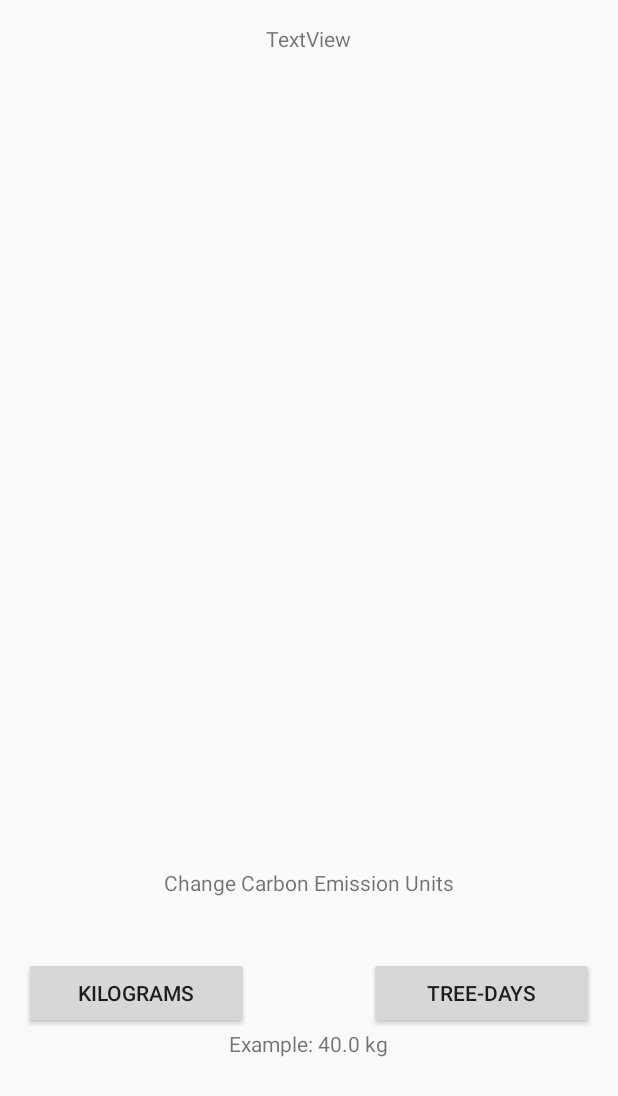
After one commit to Skxpath/Carbon-Tracker, an Android app: the SettingsActivity screen opened directly, with no data from a screen before it, on a phone screen of 412 x 824 dp. The commit adds this screen. Shown: the top 1096 px of the screen. Run offline under Robolectric (Android 15) with nearby library versions, the phone set to English and light mode, and no system bars.

Commit message:
Unit conversion works on single day so far

```diff
--- a/app/src/main/AndroidManifest.xml
+++ b/app/src/main/AndroidManifest.xml
@@ -80,6 +80,7 @@
         <activity
             android:name=".UI.AddUtilityBillPart2"
             android:screenOrientation="portrait" />
+        <activity android:name=".UI.SettingsActivity"></activity>
     </application>
 
 </manifest>
--- a/app/src/main/java/alex/carbon_tracker/Model/CarbonTrackerModel.java
+++ b/app/src/main/java/alex/carbon_tracker/Model/CarbonTrackerModel.java
@@ -19,15 +19,14 @@ public class CarbonTrackerModel {
     private TransportationManager transportationManager;
     private static NotifManager notificationManager;
     private DateManager dateManager;
-
     public DateManager getDateManager() {
         return dateManager;
     }
-
-
     public UserVehicleManager getUserVehicleManager() {
         return userVehicleManager;
     }
+
+    private Settings settings;
 
     public static void getSavedModel(Context context) {
         if (SaveData.getSharePreference(context) != null) {
@@ -58,6 +57,11 @@ public class CarbonTrackerModel {
         tipManager.addObserver(emissionsManager);
         notificationManager = new NotifManager();
         dateManager = new DateManager();
+        settings = new Settings();
+    }
+
+    public Settings getSettings() {
+        return settings;
     }
 
     public UtilityBillManager getUtilityBillManager() {
--- /dev/null
+++ b/app/src/main/java/alex/carbon_tracker/Model/Settings.java
@@ -0,0 +1,23 @@
+package alex.carbon_tracker.Model;
+
+import java.util.ArrayList;
+import java.util.List;
+
+import static alex.carbon_tracker.Model.CarbonUnitsEnum.KILOGRAMS;
+import static alex.carbon_tracker.Model.CarbonUnitsEnum.TREE_DAYS;
+
+/**
+ * Settings for model
+ */
+public class Settings {
+    private CarbonUnitsEnum carbonUnit = KILOGRAMS;
+
+    public CarbonUnitsEnum getCarbonUnit() {
+        return carbonUnit;
+    }
+
+    public void setCarbonUnit(CarbonUnitsEnum carbonUnit) {
+        this.carbonUnit = carbonUnit;
+    }
+
+}
--- a/app/src/main/java/alex/carbon_tracker/UI/LineGraphActivity.java
+++ b/app/src/main/java/alex/carbon_tracker/UI/LineGraphActivity.java
@@ -47,6 +47,9 @@ public class LineGraphActivity extends AppCompatActivity {
     private JourneyManager journeyManager = carbonTrackerModel.getJourneyManager();
     private DateManager dateManager = carbonTrackerModel.getDateManager();
     private UtilityBillManager utilityManager = carbonTrackerModel.getUtilityBillManager();
+
+    //Todo Get settings
+
     final private int CO2_EMSSION2013_PER_PERSON = 13500;//KG
     @Override
     protected void onCreate(Bundle savedInstanceState) {
--- a/app/src/main/java/alex/carbon_tracker/UI/MenuActivity.java
+++ b/app/src/main/java/alex/carbon_tracker/UI/MenuActivity.java
@@ -26,10 +26,12 @@ public class MenuActivity extends AppCompatActivity {
         int utilityButtonID = findViewById(R.id.utilityListButton).getId();
         int graphListID = findViewById(R.id.graphListButton).getId();
         int newTipID = findViewById(R.id.tipsButton).getId();
+        int settingsID = findViewById(R.id.buttonGoToSettings).getId();
         setupButton(journeyListID);
         setupButton(utilityButtonID);
         setupButton(graphListID);
         setupButton(newTipID);
+        setupButton(settingsID);
 
         updateTipTextview();
     }
@@ -51,7 +53,9 @@ public class MenuActivity extends AppCompatActivity {
                     startActivity(intent);
                 } else if (buttonID == findViewById(R.id.tipsButton).getId()) {
                     updateTipTextview();
-                    Log.i("test", "tipsbutton clicked");
+                } else if (buttonID == findViewById(R.id.buttonGoToSettings).getId()) {
+                    Intent intent = SettingsActivity.makeIntent(MenuActivity.this);
+                    startActivity(intent);
                 }
             }
 
--- /dev/null
+++ b/app/src/main/java/alex/carbon_tracker/UI/SettingsActivity.java
@@ -0,0 +1,103 @@
+package alex.carbon_tracker.UI;
+
+import android.content.Context;
+import android.content.Intent;
+import android.support.v7.app.AppCompatActivity;
+import android.os.Bundle;
+import android.util.Log;
+import android.view.View;
+import android.widget.Button;
+import android.widget.TextView;
+import android.widget.Toast;
+
+import alex.carbon_tracker.Model.CarbonTrackerModel;
+import alex.carbon_tracker.Model.CarbonUnitsEnum;
+import alex.carbon_tracker.Model.SaveData;
+import alex.carbon_tracker.Model.Settings;
+import alex.carbon_tracker.R;
+
+import static alex.carbon_tracker.Model.CarbonUnitsEnum.KILOGRAMS;
+import static alex.carbon_tracker.Model.CarbonUnitsEnum.TREE_DAYS;
+
+public class SettingsActivity extends AppCompatActivity {
+    private CarbonTrackerModel carbonTrackerModel = CarbonTrackerModel.getInstance();
+    private Settings settings = carbonTrackerModel.getSettings();
+
+    @Override
+    protected void onCreate(Bundle savedInstanceState) {
+        super.onCreate(savedInstanceState);
+        setContentView(R.layout.activity_settings);
+
+        setupButton(R.id.buttonChangeUnitsToKG);
+        setupButton(R.id.buttonChangeUnitsToTrees);
+
+        updateText(R.id.settingsUnitExample);
+    }
+
+    @Override
+    protected void onDestroy() {
+        super.onDestroy();
+        SaveData.storeSharePreference(this);
+    }
+
+    private void updateText(int id) {
+        TextView textView = (TextView) findViewById(id);
+        CarbonUnitsEnum unit = settings.getCarbonUnit();
+        switch (unit) {
+            case KILOGRAMS:
+                textView.setText("Example: 40.0 kg");
+                return;
+
+            case TREE_DAYS:
+                textView.setText("Example: 2.0 tree-days");
+                return;
+
+            default:
+                assert false;
+        }
+    }
+
+    private void setupButton(int id) {
+        Button button = (Button) findViewById(id);
+        switch (id) {
+            case R.id.buttonChangeUnitsToKG:
+                setupKGButton(button);
+                return;
+
+            case R.id.buttonChangeUnitsToTrees:
+                setupTreeButton(button);
+                return;
+
+            default:
+                assert false;
+        }
+    }
+
+    private void setupKGButton(Button button) {
+        button.setOnClickListener(new View.OnClickListener() {
+            @Override
+            public void onClick(View v) {
+                Toast.makeText(SettingsActivity.this, "Before " + settings.getCarbonUnit(), Toast.LENGTH_SHORT).show();
+                settings.setCarbonUnit(KILOGRAMS);
+                updateText(R.id.settingsUnitExample);
+                Toast.makeText(SettingsActivity.this, "After " + settings.getCarbonUnit(), Toast.LENGTH_SHORT).show();
+            }
+        });
+    }
+
+    private void setupTreeButton(Button button) {
+        button.setOnClickListener(new View.OnClickListener() {
+            @Override
+            public void onClick(View v) {
+                Toast.makeText(SettingsActivity.this, "Before " + settings.getCarbonUnit(), Toast.LENGTH_SHORT).show();
+                settings.setCarbonUnit(TREE_DAYS);
+                updateText(R.id.settingsUnitExample);
+                Toast.makeText(SettingsActivity.this, "After " + settings.getCarbonUnit(), Toast.LENGTH_SHORT).show();
+            }
+        });
+    }
+
+    public static Intent makeIntent(Context context) {
+        return new Intent(context, SettingsActivity.class);
+    }
+}
--- /dev/null
+++ b/app/src/main/res/layout/activity_settings.xml
@@ -0,0 +1,55 @@
+<?xml version="1.0" encoding="utf-8"?>
+<RelativeLayout xmlns:android="http://schemas.android.com/apk/res/android"
+    xmlns:tools="http://schemas.android.com/tools"
+    android:id="@+id/activity_settings"
+    android:layout_width="match_parent"
+    android:layout_height="match_parent"
+    android:paddingBottom="@dimen/activity_vertical_margin"
+    android:paddingLeft="@dimen/activity_horizontal_margin"
+    android:paddingRight="@dimen/activity_horizontal_margin"
+    android:paddingTop="@dimen/activity_vertical_margin"
+    tools:context="alex.carbon_tracker.UI.SettingsActivity">
+
+    <TextView
+        android:text="TextView"
+        android:layout_width="wrap_content"
+        android:layout_height="wrap_content"
+        android:layout_alignParentTop="true"
+        android:layout_centerHorizontal="true"
+        android:id="@+id/settingsTitle" />
+
+    <Button
+        android:text="Kilograms"
+        android:layout_width="150dp"
+        android:layout_height="wrap_content"
+        android:layout_marginBottom="122dp"
+        android:id="@+id/buttonChangeUnitsToKG"
+        android:layout_alignParentBottom="true"
+        android:layout_alignParentStart="true" />
+
+    <Button
+        android:text="Tree-Days"
+        android:layout_width="150dp"
+        android:layout_height="wrap_content"
+        android:id="@+id/buttonChangeUnitsToTrees"
+        android:layout_alignBaseline="@+id/buttonChangeUnitsToKG"
+        android:layout_alignBottom="@+id/buttonChangeUnitsToKG"
+        android:layout_alignParentEnd="true" />
+
+    <TextView
+        android:text="@string/settingsChangeUnits"
+        android:layout_width="wrap_content"
+        android:layout_height="wrap_content"
+        android:layout_above="@+id/buttonChangeUnitsToKG"
+        android:layout_centerHorizontal="true"
+        android:layout_marginBottom="40dp"
+        android:id="@+id/settingsPickUnit" />
+
+    <TextView
+        android:text="TextView"
+        android:layout_width="wrap_content"
+        android:layout_height="wrap_content"
+        android:layout_below="@+id/buttonChangeUnitsToTrees"
+        android:layout_centerHorizontal="true"
+        android:id="@+id/settingsUnitExample" />
+</RelativeLayout>
--- a/app/src/main/res/values/strings.xml
+++ b/app/src/main/res/values/strings.xml
@@ -69,6 +69,9 @@
     <string name="co2EmissionInKG">CO2 Emission (KG)</string>
     <string name="targetCo2Emission">Target CO2 Emission</string>
     <string name="avgCo2EmissionperDay">Avg Co2 Emision Per Day</string>
+    <string name="settingsChangeUnits">Change Carbon Emission Units</string>
+    <string name="SettingsButton">Settings</string>
+    <string name="CO2EmissionsInTD">CO2 Emissions in Tree-days</string>
 
 
 </resources>
```
Also changed, not shown: app/src/main/java/alex/carbon_tracker/Model/CarbonUnitsEnum.java (added, +9 -0 lines), app/src/main/java/alex/carbon_tracker/Model/UnitConversion.java (added, +24 -0 lines), app/src/main/java/alex/carbon_tracker/UI/DisplayCarbonFootPrintActivity.java (+21 -2 lines), app/src/main/java/alex/carbon_tracker/UI/PieChartActivity.java (+30 -6 lines), app/src/main/res/layout/activity_menu.xml (+9 -0 lines).
